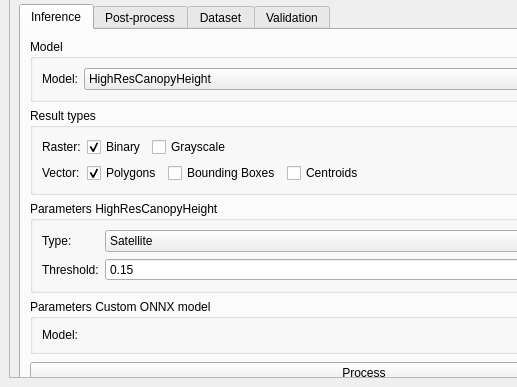
Above: src/tree_eyed/tree_eyed_dockwidget_base.ui from afruizh/TreeEyed before the change; both pictures show x 0 to 517 and y 563 to 950 of the 742 by 950 pixel window. Below: the same form after it.
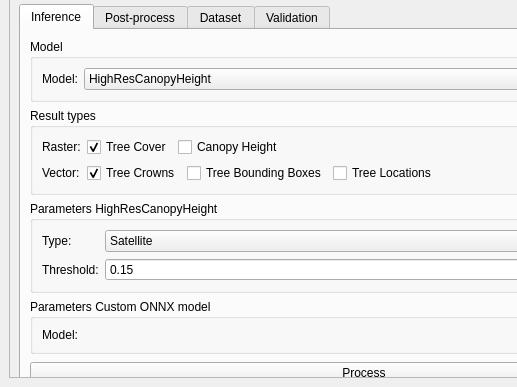
That is the form after the change. Custom widgets are drawn as their Qt base class.

What changed in the file:
```diff
--- a/src/tree_eyed/tree_eyed_dockwidget_base.ui
+++ b/src/tree_eyed/tree_eyed_dockwidget_base.ui
@@ -28,7 +28,7 @@
            <x>0</x>
            <y>0</y>
            <width>703</width>
-           <height>1008</height>
+           <height>1002</height>
           </rect>
          </property>
          <layout class="QVBoxLayout" name="verticalLayout_2">
@@ -468,7 +468,7 @@
                       <bool>true</bool>
                      </property>
                      <property name="text">
-                      <string>Binary</string>
+                      <string>Tree Cover</string>
                      </property>
                      <property name="checked">
                       <bool>true</bool>
@@ -478,7 +478,7 @@
                    <item>
                     <widget class="QCheckBox" name="checkBox_raster_grayscale">
                      <property name="text">
-                      <string>Grayscale</string>
+                      <string>Canopy Height</string>
                      </property>
                     </widget>
                    </item>
@@ -512,7 +512,7 @@
                       <bool>true</bool>
                      </property>
                      <property name="text">
-                      <string>Polygons</string>
+                      <string>Tree Crowns</string>
                      </property>
                      <property name="checked">
                       <bool>true</bool>
@@ -522,14 +522,14 @@
                    <item>
                     <widget class="QCheckBox" name="checkBox_vector_bounding_boxes">
                      <property name="text">
-                      <string>Bounding Boxes</string>
+                      <string>Tree Bounding Boxes</string>
                      </property>
                     </widget>
                    </item>
                    <item>
                     <widget class="QCheckBox" name="checkBox_vector_centroids">
                      <property name="text">
-                      <string>Centroids</string>
+                      <string>Tree Locations</string>
                      </property>
                     </widget>
                    </item>
```
Left out of the diff: 15 changed lines with no effect on the pictures.
